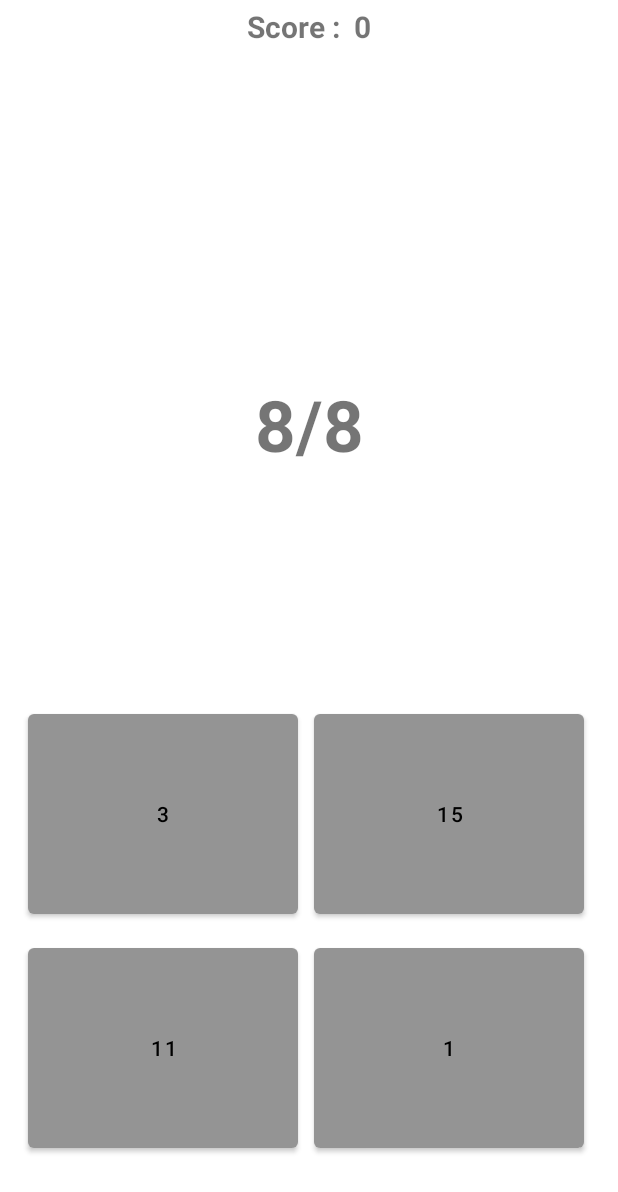
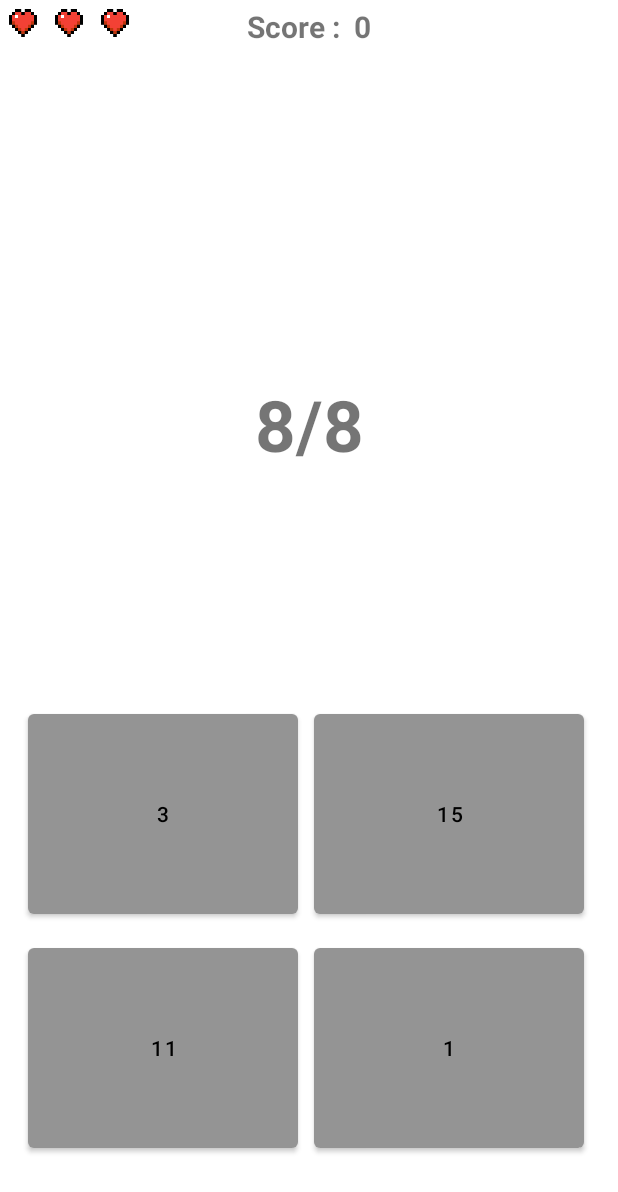
Before and after one commit to THlBQUT/MiniMaths, an Android app: the Quizz screen opened directly, with no data from a screen before it, on a phone screen of 412 x 824 dp. Shown: the top 1192 px of the screen. Run offline under Robolectric (Android 15) with nearby library versions, the phone set to English and light mode, and no system bars.

Commit message:
Ajout des vies sur le quizz

```diff
--- a/app/src/main/res/layout/activity_main.xml
+++ b/app/src/main/res/layout/activity_main.xml
@@ -10,20 +10,20 @@
         android:id="@+id/multiButton"
         android:layout_width="262dp"
         android:layout_height="53dp"
+        android:background="@drawable/gradient"
         android:text="multijoueur"
-        android:background="@drawable/gradient"
         app:layout_constraintBottom_toBottomOf="parent"
         app:layout_constraintEnd_toEndOf="parent"
         app:layout_constraintHorizontal_bias="0.496"
         app:layout_constraintStart_toStartOf="parent"
         app:layout_constraintTop_toBottomOf="@+id/soloButton"
-        app:layout_constraintVertical_bias="0.17" />
+        app:layout_constraintVertical_bias="0.187" />
 
     <Button
         android:id="@+id/soloButton"
         android:layout_width="262dp"
         android:layout_height="53dp"
-        android:layout_marginTop="248dp"
+        android:layout_marginTop="284dp"
         android:background="@drawable/gradient"
         android:onClick="goToSoloGames"
         android:text="Solo"
--- a/app/src/main/res/layout/activity_quizz.xml
+++ b/app/src/main/res/layout/activity_quizz.xml
@@ -10,8 +10,40 @@
     <TableRow
         android:layout_width="match_parent"
         android:layout_height="match_parent"
+        app:layout_constraintBottom_toBottomOf="@+id/tableLayout"
+        app:layout_constraintEnd_toEndOf="@+id/tableLayout"
+        app:layout_constraintStart_toStartOf="parent"
+        app:layout_constraintTop_toTopOf="parent">
+
+        <ImageView
+            android:id="@+id/heart1"
+            android:layout_width="20dp"
+            android:layout_height="20dp"
+            android:layout_margin="5dp"
+            app:srcCompat="@drawable/heart" />
+
+        <ImageView
+            android:id="@+id/heart2"
+            android:layout_width="20dp"
+            android:layout_height="20dp"
+            android:layout_margin="5dp"
+            app:srcCompat="@drawable/heart" />
+
+        <ImageView
+            android:id="@+id/heart3"
+            android:layout_width="20dp"
+            android:layout_height="20dp"
+            android:layout_margin="5dp"
+            app:srcCompat="@drawable/heart" />
+
+    </TableRow>
+
+    <TableRow
+        android:id="@+id/tableRow"
+        android:layout_width="match_parent"
+        android:layout_height="match_parent"
+        android:layout_margin="4dp"
         android:gravity="center_horizontal"
-        android:layout_margin="4dp"
         tools:layout_editor_absoluteX="1dp"
         tools:layout_editor_absoluteY="393dp">
 
@@ -28,11 +60,12 @@
             android:id="@+id/score"
             android:layout_width="wrap_content"
             android:layout_height="wrap_content"
+            android:layout_marginLeft="5dp"
             android:text="TextView"
-            android:layout_marginLeft="5dp"
             android:textAlignment="textStart"
             android:textSize="20sp"
             android:textStyle="bold" />
+
     </TableRow>
 
     <TableLayout
```
Also changed, not shown: app/src/main/java/fr/ensisa/minimaths/Quizz.java (+31 -4 lines), app/src/main/res/layout/activity_lazer_battle_menu.xml (+13 -14 lines), app/src/main/res/drawable-v24/emptyheart.png (added), app/src/main/res/drawable-v24/heart.png (added).
